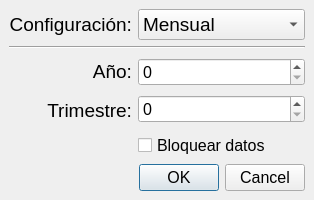
Before: the Qt Designer form src/contabilidad/contabilidad.ui in germanbravolopez/laideal, drawn with Qt 5.
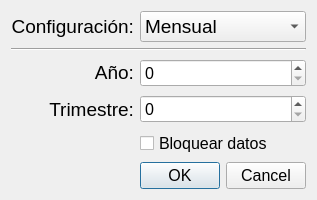
After: the same form once the commit is applied.

Commit message: Contabilidad/sql_lite review fixes (prepared statements, QDialog+WA_DeleteOnClose, ConfigMode enum replacing text-coupled C_* defines, year-range from data, updateLockInIngresos->updateLockForMonth) and privatise+constructor-inject db across all MainWindow dialogs (Imprimir/Listado/RecogPrendas/Facturas/AddGarment/GenListado/InsertNewItem/PayDialog/Cancel+RectifyInvoiceDialog)

Patch:
```diff
--- a/src/contabilidad/contabilidad.ui
+++ b/src/contabilidad/contabilidad.ui
@@ -1,7 +1,7 @@
 <?xml version="1.0" encoding="UTF-8"?>
 <ui version="4.0">
  <class>Contabilidad</class>
- <widget class="QMainWindow" name="Contabilidad">
+ <widget class="QDialog" name="Contabilidad">
   <property name="windowModality">
    <enum>Qt::WindowModal</enum>
   </property>
@@ -30,7 +30,6 @@
   <property name="locale">
    <locale language="Spanish" country="Spain"/>
   </property>
-  <widget class="QWidget" name="centralwidget">
    <layout class="QGridLayout" name="gridLayout">
     <item row="0" column="0">
      <layout class="QVBoxLayout" name="verticalLayout_3">
@@ -158,7 +157,6 @@
      </widget>
     </item>
    </layout>
-  </widget>
  </widget>
  <tabstops>
   <tabstop>cb_config</tabstop>
```
Lines whose indentation alone changed are shown as unchanged. The commit also changes 36 other files.
